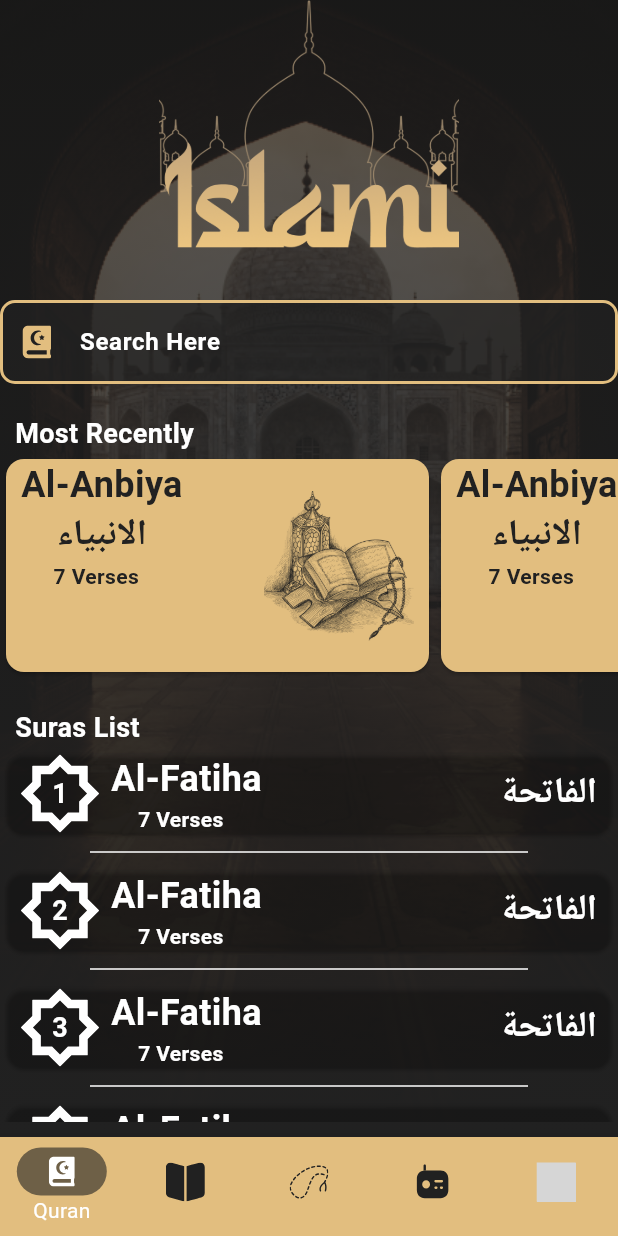
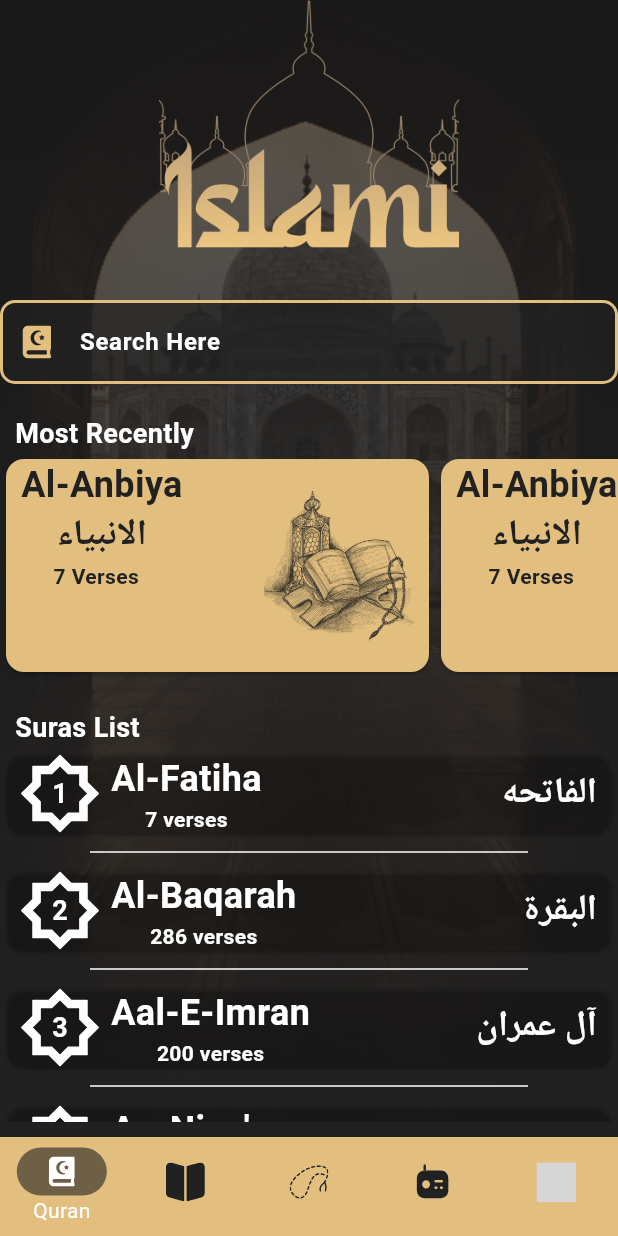
Before and after one commit to youssef-1999/islamic-app, a Flutter app: the HomeScreen screen opened directly, on a phone screen of 412 x 824 dp. Run offline on Flutter 3.47's test engine with Material 3 defaults, Android fonts, the phone set to English and light mode, and no system bars; our stand-ins replace carousel_slider, flutter_svg, smooth_page_indicator; grey boxes are pictures that could not be loaded.

Commit message:
sura-list-done

```diff
--- /dev/null
+++ b/lib/data/suras_names.dart
@@ -0,0 +1,362 @@
+import 'package:islamy_app/models/sura_model.dart';
+
+class SurasList {
+  static List<SuraModel> suras = List.generate(
+    arabicAuranSuras.length,
+    (index) => SuraModel(
+      suraNameEn: englishQuranSurahs[index],
+      suraNameAr: arabicAuranSuras[index],
+      ayasCount: int.parse(AyaNumber[index]),
+      id: (index + 1).toString(),
+    ),
+  );
+
+   static List<String> arabicAuranSuras = [
+    "الفاتحه",
+    "البقرة",
+    "آل عمران",
+    "النساء",
+    "المائدة",
+    "الأنعام",
+    "الأعراف",
+    "الأنفال",
+    "التوبة",
+    "يونس",
+    "هود",
+    "يوسف",
+    "الرعد",
+    "إبراهيم",
+    "الحجر",
+    "النحل",
+    "الإسراء",
+    "الكهف",
+    "مريم",
+    "طه",
+    "الأنبياء",
+    "الحج",
+    "المؤمنون",
+    "النّور",
+    "الفرقان",
+    "الشعراء",
+    "النّمل",
+    "القصص",
+    "العنكبوت",
+    "الرّوم",
+    "لقمان",
+    "السجدة",
+    "الأحزاب",
+    "سبأ",
+    "فاطر",
+    "يس",
+    "الصافات",
+    "ص",
+    "الزمر",
+    "غافر",
+    "فصّلت",
+    "الشورى",
+    "الزخرف",
+    "الدّخان",
+    "الجاثية",
+    "الأحقاف",
+    "محمد",
+    "الفتح",
+    "الحجرات",
+    "ق",
+    "الذاريات",
+    "الطور",
+    "النجم",
+    "القمر",
+    "الرحمن",
+    "الواقعة",
+    "الحديد",
+    "المجادلة",
+    "الحشر",
+    "الممتحنة",
+    "الصف",
+    "الجمعة",
+    "المنافقون",
+    "التغابن",
+    "الطلاق",
+    "التحريم",
+    "الملك",
+    "القلم",
+    "الحاقة",
+    "المعارج",
+    "نوح",
+    "الجن",
+    "المزّمّل",
+    "المدّثر",
+    "القيامة",
+    "الإنسان",
+    "المرسلات",
+    "النبأ",
+    "النازعات",
+    "عبس",
+    "التكوير",
+    "الإنفطار",
+    "المطفّفين",
+    "الإنشقاق",
+    "البروج",
+    "الطارق",
+    "الأعلى",
+    "الغاشية",
+    "الفجر",
+    "البلد",
+    "الشمس",
+    "الليل",
+    "الضحى",
+    "الشرح",
+    "التين",
+    "العلق",
+    "القدر",
+    "البينة",
+    "الزلزلة",
+    "العاديات",
+    "القارعة",
+    "التكاثر",
+    "العصر",
+    "الهمزة",
+    "الفيل",
+    "قريش",
+    "الماعون",
+    "الكوثر",
+    "الكافرون",
+    "النصر",
+    "المسد",
+    "الإخلاص",
+    "الفلق",
+    "الناس"
+  ];
+  static List<String> englishQuranSurahs = [
+    "Al-Fatiha",
+    "Al-Baqarah",
+    "Aal-E-Imran",
+    "An-Nisa'",
+    "Al-Ma'idah",
+    "Al-An'am",
+    "Al-A'raf",
+    "Al-Anfal",
+    "At-Tawbah",
+    "Yunus",
+    "Hud",
+    "Yusuf",
+    "Ar-Ra'd",
+    "Ibrahim",
+    "Al-Hijr",
+    "An-Nahl",
+    "Al-Isra",
+    "Al-Kahf",
+    "Maryam",
+    "Ta-Ha",
+    "Al-Anbiya",
+    "Al-Hajj",
+    "Al-Mu'minun",
+    "An-Nur",
+    "Al-Furqan",
+    "Ash-Shu'ara",
+    "An-Naml",
+    "Al-Qasas",
+    "Al-Ankabut",
+    "Ar-Rum",
+    "Luqman",
+    "As-Sajda",
+    "Al-Ahzab",
+    "Saba",
+    "Fatir",
+    "Ya-Sin",
+    "As-Saffat",
+    "Sad",
+    "Az-Zumar",
+    "Ghafir",
+    "Fussilat",
+    "Ash-Shura",
+    "Az-Zukhruf",
+    "Ad-Dukhan",
+    "Al-Jathiya",
+    "Al-Ahqaf",
+    "Muhammad",
+    "Al-Fath",
+    "Al-Hujurat",
+    "Qaf",
+    "Adh-Dhariyat",
+    "At-Tur",
+    "An-Najm",
+    "Al-Qamar",
+    "Ar-Rahman",
+    "Al-Waqi'a",
+    "Al-Hadid",
+    "Al-Mujadila",
+    "Al-Hashr",
+    "Al-Mumtahina",
+    "As-Saff",
+    "Al-Jumu'a",
+    "Al-Munafiqun",
+    "At-Taghabun",
+    "At-Talaq",
+    "At-Tahrim",
+    "Al-Mulk",
+    "Al-Qalam",
+    "Al-Haqqah",
+    "Al-Ma'arij",
+    "Nuh",
+    "Al-Jinn",
+    "Al-Muzzammil",
+    "Al-Muddathir",
+    "Al-Qiyamah",
+    "Al-Insan",
+    "Al-Mursalat",
+    "An-Naba'",
+    "An-Nazi'at",
+    "Abasa",
+    "At-Takwir",
+    "Al-Infitar",
+    "Al-Mutaffifin",
+    "Al-Inshiqaq",
+    "Al-Buruj",
+    "At-Tariq",
+    "Al-A'la",
+    "Al-Ghashiyah",
+    "Al-Fajr",
+    "Al-Balad",
+    "Ash-Shams",
+    "Al-Lail",
+    "Ad-Duha",
+    "Ash-Sharh",
+    "At-Tin",
+    "Al-Alaq",
+    "Al-Qadr",
+    "Al-Bayyina",
+    "Az-Zalzalah",
+    "Al-Adiyat",
+    "Al-Qari'a",
+    "At-Takathur",
+    "Al-Asr",
+    "Al-Humazah",
+    "Al-Fil",
+    "Quraysh",
+    "Al-Ma'un",
+    "Al-Kawthar",
+    "Al-Kafirun",
+    "An-Nasr",
+    "Al-Masad",
+    "Al-Ikhlas",
+    "Al-Falaq",
+    "An-Nas"
+  ];
+  static List<String> AyaNumber = [
+    '7',
+    '286',
+    '200',
+    '176',
+    '120',
+    '165',
+    '206',
+    '75',
+    '129',
+    '109',
+    '123',
+    '111',
+    '43',
+    '52',
+    '99',
+    '128',
+    '111',
+    '110',
+    '98',
+    '135',
+    '112',
+    '78',
+    '118',
+    '64',
+    '77',
+    '227',
+    '93',
+    '88',
+    '69',
+    '60',
+    '34',
+    '30',
+    '73',
+    '54',
+    '45',
+    '83',
+    '182',
+    '88',
+    '75',
+    '85',
+    '54',
+    '53',
+    '89',
+    '59',
+    '37',
+    '35',
+    '38',
+    '29',
+    '18',
+    '45',
+    '60',
+    '49',
+    '62',
+    '55',
+    '78',
+    '96',
+    '29',
+    '22',
+    '24',
+    '13',
+    '14',
+    '11',
+    '11',
+    '18',
+    '12',
+    '12',
+    '30',
+    '52',
+    '52',
+    '44',
+    '28',
+    '28',
+    '20',
+    '56',
+    '40',
+    '31',
+    '50',
+    '40',
+    '46',
+    '42',
+    '29',
+    '19',
+    '36',
+    '25',
+    '22',
+    '17',
+    '19',
+    '26',
+    '30',
+    '20',
+    '15',
+    '21',
+    '11',
+    '8',
+    '5',
+    '19',
+    '5',
+    '8',
+    '8',
+    '11',
+    '11',
+    '8',
+    '3',
+    '9',
+    '5',
+    '4',
+    '6',
+    '3',
+    '6',
+    '3',
+    '5',
+    '4',
+    '5',
+    '6'
+  ];
+}
--- /dev/null
+++ b/lib/models/sura_model.dart
@@ -0,0 +1,21 @@
+import 'package:islamy_app/data/suras_names.dart';
+
+class SuraModel {
+ final String suraNameEn;
+ final String suraNameAr;
+ final int ayasCount;
+ final  String id;
+  SuraModel({required this.suraNameEn,required this.suraNameAr,required this.ayasCount,required this.id});
+
+  static List<SuraModel> get allSuras {
+    List<SuraModel> surasList = [];
+    for (int i = 0; i < surasList.length; i++) {
+      surasList.add(SuraModel(
+          suraNameEn: SurasList.suras[i].suraNameEn,
+          suraNameAr: SurasList.suras[i].suraNameAr,
+          ayasCount: SurasList.suras[i].ayasCount,
+          id: (i+1).toString()));
+    }
+    return surasList;
+  }
+}
--- a/lib/tabs/quran_tab/quran_tab.dart
+++ b/lib/tabs/quran_tab/quran_tab.dart
@@ -1,6 +1,7 @@
 import 'package:flutter/material.dart';
 import 'package:flutter_svg/flutter_svg.dart';
 import 'package:islamy_app/common/app_colors.dart';
+import 'package:islamy_app/data/suras_names.dart';
 import 'package:islamy_app/gen/assets.gen.dart';
 import 'package:islamy_app/tabs/quran_tab/most_recently_view.dart';
 import 'package:islamy_app/tabs/quran_tab/suras_list_view.dart';
@@ -56,7 +57,7 @@ class _QuranTabState extends State<QuranTab> {
               SizedBox(height: 20,),
               MostRecentlyView(),
                SizedBox(height: 20,),
-              SurasListView(),
+              SurasListView(suras: SurasList.suras),
             ],
           ),
           ),
--- a/lib/tabs/quran_tab/suras_list_view.dart
+++ b/lib/tabs/quran_tab/suras_list_view.dart
@@ -1,10 +1,12 @@
 import 'package:flutter/material.dart';
 import 'package:flutter_svg/flutter_svg.dart';
 import 'package:islamy_app/gen/assets.gen.dart';
+import 'package:islamy_app/models/sura_model.dart';
 import 'package:islamy_app/widgets/sub_title.dart';
 
 class SurasListView extends StatelessWidget {
-  const SurasListView({super.key});
+  final List<SuraModel> suras;
+  const SurasListView({super.key, required this.suras});
 
   @override
   Widget build(BuildContext context) {
@@ -25,7 +27,7 @@ children: [
                   scrollDirection: Axis.vertical,
 
                   physics: const BouncingScrollPhysics(),
-                  itemCount: 8,
+                  itemCount: suras.length,
                   separatorBuilder: (context, index) => Divider(
                     color: Colors.white,
                     indent: 60,
@@ -50,21 +52,21 @@ color: Colors.transparent,
                                   children: [
                                     SvgPicture.asset(Assets.images.suraNumber,width: 52,height: 52,fit: BoxFit.cover,),
                                     Text(
-                                      '${index + 1}',
+                                      suras[index].id.toString(),
                                       style: TextStyle(color: Colors.white,fontSize: 18,fontWeight: FontWeight.bold),
                                     ),
                                   ],
                                 ),
                                 Column(
                                   children: [
-                                    Text('Al-Fatiha',style: TextStyle(color: Colors.white,fontSize: 24,fontWeight: FontWeight.bold),),
-                                    SubTitle(text: '7 Verses  '),
+                                    Text(suras[index].suraNameEn,style: TextStyle(color: Colors.white,fontSize: 24,fontWeight: FontWeight.bold),),
+                                    SubTitle(text: "${suras[index].ayasCount} verses"),
                                   ],
 
                                 ),
                               ],
                             ),
-                            Text('الفاتحة',style: TextStyle(color: Colors.white,fontSize: 24,fontWeight: FontWeight.bold),),
+                            Text(suras[index].suraNameAr,style: TextStyle(color: Colors.white,fontSize: 24,fontWeight: FontWeight.bold),),
                         ],
                       ),
 ),
```
Also changed, not shown: 41 other files.
